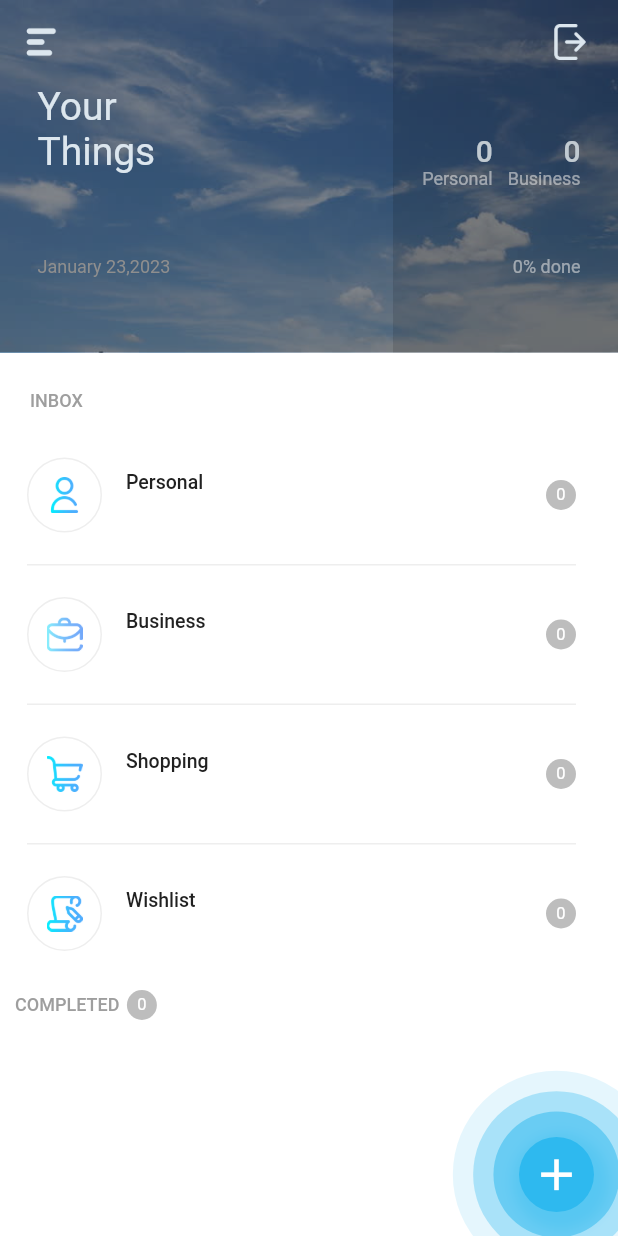
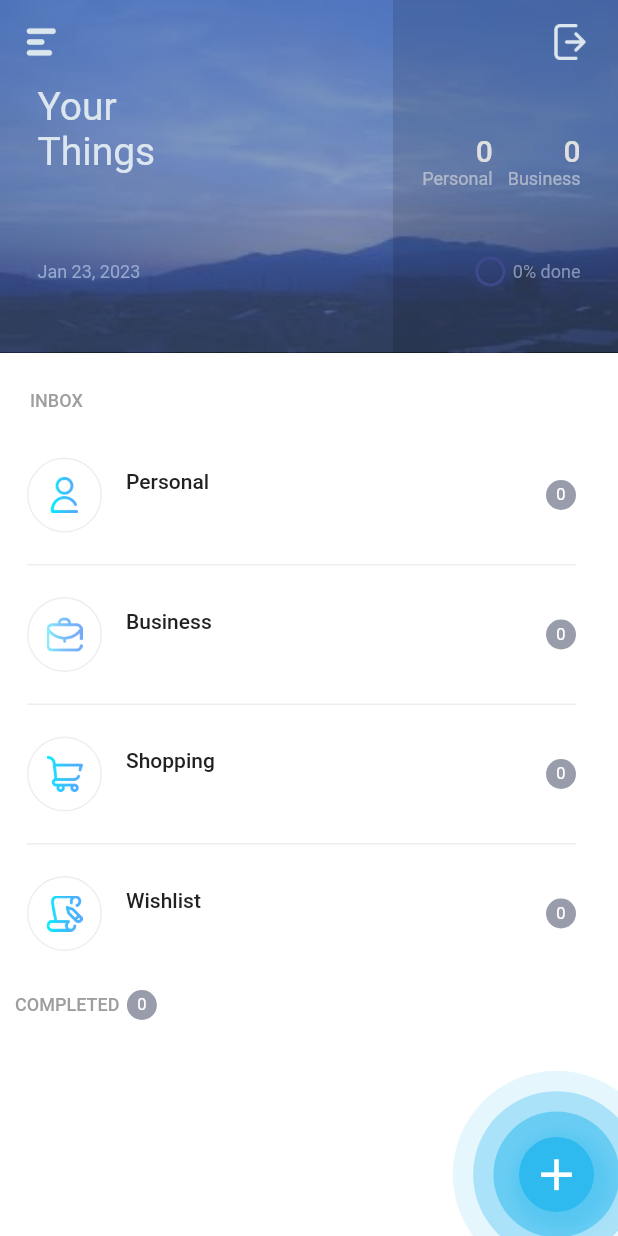
Before and after one commit to shaileshsuhagiya/todo-app-firebase-realtime, a Flutter app: the HomeScreen screen opened directly, on a phone screen of 412 x 824 dp. Run offline on Flutter 3.47's test engine with Material 2 defaults, Android fonts, the phone set to English and light mode, and no system bars; drawn by our look-alikes of percent_indicator; our stand-ins replace animated_theme_switcher, cloud_firestore, firebase_auth, firebase_core, flutter_easyloading, flutter_slidable and 5 more; accounts and stored records are empty; Roboto replaces fonts that are missing (SFProText).

Commit message:
- Fixed design changes

```diff
--- a/lib/src/configs/app_colors.dart
+++ b/lib/src/configs/app_colors.dart
@@ -3,6 +3,8 @@
 ///app common color
 class AppColor {
   static const tileColor = Colors.white;
+  static const appbarTextColor = Color(0xff93a7cf);
+ // static const appbarTextColor = Color(0xff96abd4);
   static const headerColor = Color(0xff2847C6);
   static const subTitle = Color(0xffD8DCF7);
   static const forgotTextColor = Color(0xff7488E1);
@@ -19,8 +21,10 @@
   static const kLightSecondaryColor = Color(0xFFF3F7FB);
   static const kAccentColor = Color(0xff2847C6);
   static const skyTextColor = Color(0xffdce6ee);
+  static const blueTextColor = Color(0xFF4e5e8c);
   static const skyBackgroundTextColor = Color(0xff2eb9ef);
   static const btnColor = Color(0xff2dbaef);
   static const backGroundColor = Color(0xff46539e);
   static const redColor = Color(0xffd02020);
+  static const color_5497b2 = Color(0xff5497b2);
 }
--- a/lib/src/user_functionality/ui/views/home/home_screen.dart
+++ b/lib/src/user_functionality/ui/views/home/home_screen.dart
@@ -5,6 +5,7 @@
 import 'package:flutter/material.dart';
 import 'package:flutter_staggered_animations/flutter_staggered_animations.dart';
 import 'package:intl/intl.dart';
+import 'package:percent_indicator/circular_percent_indicator.dart';
 import 'package:provider/provider.dart';
 import '../../../../constant/asset.dart';
 import '../../../business_logic/models/category_model.dart';
@@ -19,6 +20,7 @@
 class HomeScreen extends StatelessWidget {
   final HomeViewModel _homeViewModel = dependencyAssembler<HomeViewModel>();
   final TaskViewModel _taskViewModel = dependencyAssembler<TaskViewModel>();
+
   HomeScreen({Key? key}) : super(key: key);
 
   @override
@@ -68,7 +70,7 @@
                   Container(
                     height: 235,
                     width: MediaQuery.of(context).size.width,
-                    color: Colors.black45,
+                    color: Color(0xff4b6495).withOpacity(0.6),
                     child: SafeArea(
                       child: Column(
                         crossAxisAlignment: CrossAxisAlignment.start,
@@ -102,9 +104,9 @@
                                               _homeViewModel
                                                   .getCategoryCount(1)
                                                   .toString(),
-                                              style: const TextStyle(
+                                              style: TextStyle(
                                                   fontSize: 20,
-                                                  color: AppColor.skyTextColor,
+                                                  color: AppColor.tileColor,
                                                   fontWeight: FontWeight.w500)),
                                           Text(AppStrings.personal,
                                               style: TextStyle(
@@ -124,9 +126,9 @@
                                               _homeViewModel
                                                   .getCategoryCount(2)
                                                   .toString(),
-                                              style: const TextStyle(
+                                              style: TextStyle(
                                                   fontSize: 20,
-                                                  color: AppColor.skyTextColor,
+                                                  color: AppColor.tileColor,
                                                   fontWeight: FontWeight.w500)),
                                           Text(AppStrings.business,
                                               style: TextStyle(
@@ -144,18 +146,30 @@
                                       MainAxisAlignment.spaceBetween,
                                   children: [
                                     Text(
-                                        DateFormat('MMMM dd,yyyy')
+                                        DateFormat('MMM dd, yyyy')
                                             .format(DateTime.now())
                                             .toString(),
-                                        style: const TextStyle(
+                                        style: TextStyle(
                                           fontSize: 12,
-                                          color: AppColor.textColor,
+                                          color: AppColor.appbarTextColor,
                                         )),
+                                    Spacer(),
+                                    CircularPercentIndicator(
+                                      radius: 10.0,
+                                      lineWidth: 2.0,
+                                      percent:
+                                           double.tryParse(_homeViewModel.getTodayPercentage().toString())!,
+                                      progressColor: AppColor.color_5497b2,
+                                      backgroundColor: AppColor.backGroundColor,
+                                    ),
+                                    SizedBox(
+                                      width: 5,
+                                    ),
                                     Text(
                                         '${_homeViewModel.getTodayPercentage()}% done',
                                         style: TextStyle(
                                           fontSize: 12,
-                                          color: AppColor.textWhiteColor,
+                                          color: AppColor.appbarTextColor,
                                         )),
                                   ],
                                 ),
--- a/lib/src/user_functionality/ui/views/home/widget/category_tile.dart
+++ b/lib/src/user_functionality/ui/views/home/widget/category_tile.dart
@@ -54,14 +54,14 @@
             title: Text(
               category.categoryName,
               style: TextStyle(
-                  fontSize: 13,
+                  fontSize: 14,
                   color: Colors.grey[900],
                   fontWeight: FontWeight.w500),
             ),
             subtitle: _homeViewModel.getCategorySubTitle(category.categoryId) != null?Text(
               _homeViewModel.getCategorySubTitle(category.categoryId),
               style: const TextStyle(
-                fontSize: 11,
+                fontSize: 12,
                 color: Colors.grey,
               ),
             ): null,
--- a/lib/src/user_functionality/ui/views/home/widget/round_container.dart
+++ b/lib/src/user_functionality/ui/views/home/widget/round_container.dart
@@ -12,7 +12,7 @@
       height: 20,
       width: 20,
       decoration: BoxDecoration(
-        color: Colors.grey[400]!,
+        color: Color(0xFF999caa),
         shape: BoxShape.circle,
       ),
       alignment: Alignment.center,
--- a/pubspec.yaml
+++ b/pubspec.yaml
@@ -30,6 +30,7 @@
   google_sign_in: ^5.4.3
   flutter_slidable: ^2.0.0
   intl: ^0.17.0
+  percent_indicator: ^4.2.2
 
 dev_dependencies:
   flutter_test:
```
Also changed, not shown: assets/images/sky_background.png.
